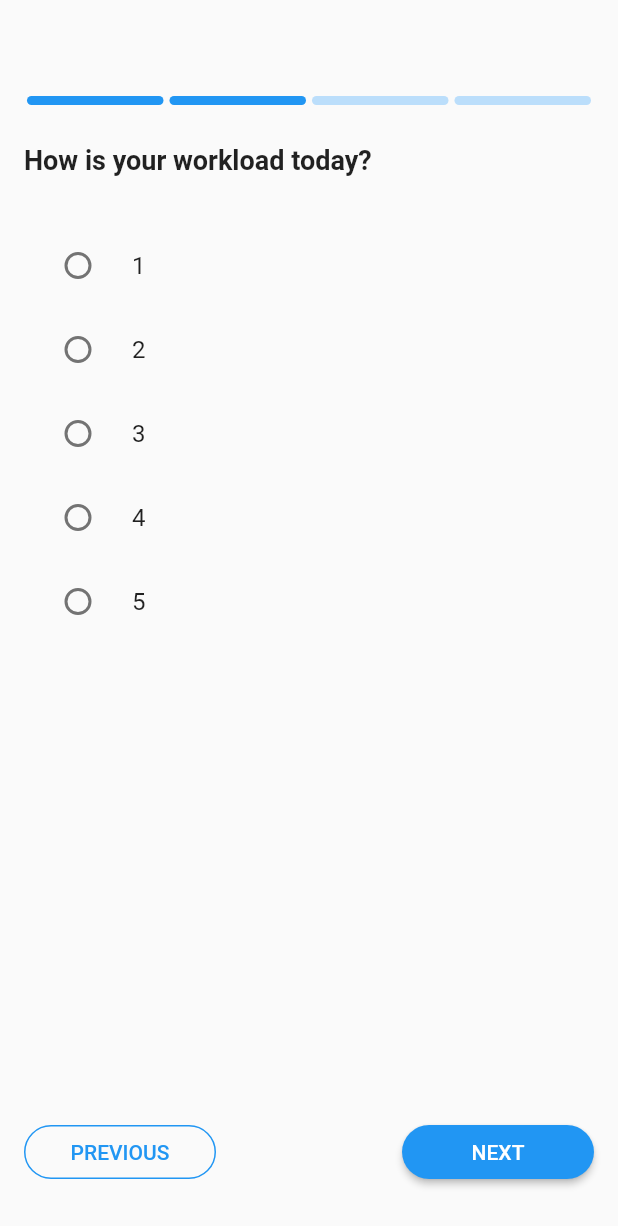
After one commit to awetg/CarePanda, a Flutter app: the SurveyFlow screen opened directly, after a tap on "NEXT", on a phone screen of 412 x 824 dp. The commit adds this screen. Shown: the top 1226 px of the screen. Run offline on Flutter 3.47's test engine with Material 2 defaults, Android fonts, the phone set to English and light mode, and no system bars; our stand-ins replace shared_preferences; accounts and stored records are empty.

Commit message:
Implemented questionnair flow

```diff
--- a/lib/main.dart
+++ b/lib/main.dart
@@ -1,4 +1,4 @@
-import 'package:carePanda/pages/user_boarding.dart';
+import 'package:carePanda/pages/userboarding/user_boarding.dart';
 import 'package:flutter/material.dart';
 import 'package:carePanda/pages/HomePage.dart';
 import 'package:carePanda/pages/DashboardPage.dart';
@@ -11,8 +11,6 @@ Future<void> main() async {
   WidgetsFlutterBinding.ensureInitialized();
   SharedPreferences prefs = await SharedPreferences.getInstance();
   showBoarding = await prefs.getBool("showBoarding") ?? true;
-  await prefs.setBool("showBoarding", false);
-  print("showBoarding = $showBoarding");
   runApp(MyApp());
 }
 
--- /dev/null
+++ b/lib/model/question_item.dart
@@ -0,0 +1,19 @@
+// Survey question item
+class QuestionItem {
+  // question id
+  final int id;
+  final String question;
+  // type of question,
+  final QuestionType type;
+  // max number if the type of question is range selection, min is always 0
+  final double rangeMax;
+  // list of options if the type of question is single or multiple selction
+  final List<String> options;
+  // show free text box if set true, filling free text box is always optional for user
+  final bool freeText;
+
+  const QuestionItem(this.id, this.question, this.type, this.rangeMax,
+      this.options, this.freeText);
+}
+
+enum QuestionType { RangeSelection, SingleSelection, MultiSelection }
--- a/lib/pages/HomePage.dart
+++ b/lib/pages/HomePage.dart
@@ -1,3 +1,4 @@
+import 'package:carePanda/pages/survey/survey_flow.dart';
 import 'package:flutter/material.dart';
 import 'package:carePanda/Countdown.dart';
 import 'package:shared_preferences/shared_preferences.dart';
@@ -66,6 +67,7 @@ class _AllCards extends State<AllCards> {
       Future.delayed(Duration(seconds: 0), () async {
         SharedPreferences prefs = await SharedPreferences.getInstance();
         _hasQuestionnaire = (prefs.getBool('hasQuestionnaire') ?? false);
+        // _hasQuestionnaire = true;
         return _hasQuestionnaire;
       });
 
@@ -204,6 +206,10 @@ class Questionnaire extends StatelessWidget {
                     textColor: Colors.white,
                     splashColor: Color(0xffD7E0EB),
                     onPressed: () {
+                      Navigator.of(context, rootNavigator: true).push(
+                          MaterialPageRoute(
+                              fullscreenDialog: true,
+                              builder: (context) => SurveyFlow()));
                       log("Questionnaire button pressed");
                     },
                   ),
--- /dev/null
+++ b/lib/pages/survey/discrete_range_slider.dart
@@ -0,0 +1,30 @@
+import 'package:flutter/material.dart';
+
+class DiscreteRangeSlider extends StatefulWidget {
+  final double _sliderMaxRange;
+  const DiscreteRangeSlider(this._sliderMaxRange);
+  @override
+  _DiscreteRangeSliderState createState() => _DiscreteRangeSliderState();
+}
+
+class _DiscreteRangeSliderState extends State<DiscreteRangeSlider> {
+  double _discreteValue = 0;
+  @override
+  Widget build(BuildContext context) {
+    return Column(
+      mainAxisSize: MainAxisSize.min,
+      children: [
+        Slider(
+            value: _discreteValue,
+            min: 0,
+            max: this.widget._sliderMaxRange,
+            divisions: 5,
+            onChanged: (value) {
+              setState(() {
+                _discreteValue = value;
+              });
+            })
+      ],
+    );
+  }
+}
--- /dev/null
+++ b/lib/pages/survey/multi_selection.dart
@@ -0,0 +1,33 @@
+import 'package:flutter/material.dart';
+
+class CheckBoxMultiSelection extends StatefulWidget {
+  final List<String> _options;
+  const CheckBoxMultiSelection(this._options);
+  @override
+  _CheckBoxMultiSelectionState createState() => _CheckBoxMultiSelectionState();
+}
+
+class _CheckBoxMultiSelectionState extends State<CheckBoxMultiSelection> {
+  String _radioValue = "";
+
+  void handleRadioValueChanged(String value) {
+    setState(() {
+      _radioValue = value;
+    });
+  }
+
+  @override
+  Widget build(BuildContext context) {
+    return Container(
+      child: Column(mainAxisAlignment: MainAxisAlignment.start, children: [
+        for (int i = 0; i < this.widget._options.length; ++i)
+          RadioListTile(
+            title: Text(this.widget._options[i]),
+            value: this.widget._options[i],
+            groupValue: _radioValue,
+            onChanged: handleRadioValueChanged,
+          )
+      ]),
+    );
+  }
+}
--- /dev/null
+++ b/lib/pages/survey/question_page.dart
@@ -0,0 +1,67 @@
+import 'package:carePanda/model/question_item.dart';
+import 'package:carePanda/pages/survey/multi_selection.dart';
+import 'package:carePanda/pages/survey/question_thankyou_page.dart';
+import 'package:carePanda/pages/survey/single_selection.dart';
+import 'package:flutter/material.dart';
+
+class QuestionPage extends StatelessWidget {
+  final QuestionItem _questionItem;
+  QuestionPage(this._questionItem);
+
+  Widget getSelectionWidget() {
+    if (_questionItem.type == QuestionType.RangeSelection)
+      // Widget for RangeSelection or slider input is set to SingleSelection widget for now
+      return RadioSingleSelection(List.generate(
+          _questionItem.rangeMax.toInt(), (i) => (i + 1).toString()));
+    else if (_questionItem.type == QuestionType.SingleSelection)
+      return RadioSingleSelection(_questionItem.options);
+    else
+      return CheckBoxMultiSelection(_questionItem.options);
+  }
+
+  @override
+  Widget build(BuildContext context) {
+    return this._questionItem.id < 0
+        ? ThankYouPage()
+        : Container(
+            margin: EdgeInsets.symmetric(vertical: 96, horizontal: 16),
+            child: Column(
+              children: <Widget>[
+                Row(
+                  children: [
+                    Expanded(
+                        child: Text(
+                      _questionItem.question,
+                      style: TextStyle(
+                        fontWeight: FontWeight.bold,
+                        fontSize: 18.0,
+                      ),
+                    ))
+                  ],
+                ),
+                SizedBox(
+                  height: 32.0,
+                ),
+                Row(children: [
+                  Expanded(
+                    // setting Single selection for Range selection type questions
+                    child: getSelectionWidget(),
+                  )
+                ]),
+                SizedBox(
+                  height: 32.0,
+                ),
+                _questionItem.freeText
+                    ? Form(
+                        child: TextFormField(
+                            maxLines: 3,
+                            decoration: InputDecoration(
+                                border: const OutlineInputBorder(),
+                                hintText: "Optional free text")),
+                      )
+                    : Container()
+              ],
+            ),
+          );
+  }
+}
--- /dev/null
+++ b/lib/pages/survey/question_progress_indicator.dart
@@ -0,0 +1,23 @@
+import 'package:flutter/material.dart';
+
+// A dot widget for userboarding slides
+class QuestionProgressIndicator extends StatelessWidget {
+  final int positionIndex, currentIndex;
+  const QuestionProgressIndicator({this.currentIndex, this.positionIndex});
+  @override
+  Widget build(BuildContext context) {
+    return Expanded(
+      child: Column(children: [
+        Container(
+          margin: const EdgeInsets.symmetric(horizontal: 2.0),
+          height: 6,
+          decoration: BoxDecoration(
+              borderRadius: BorderRadius.circular(50),
+              color: positionIndex <= currentIndex
+                  ? Colors.blue
+                  : Colors.blue[100]),
+        ),
+      ]),
+    );
+  }
+}
--- /dev/null
+++ b/lib/pages/survey/question_thankyou_page.dart
@@ -0,0 +1,48 @@
+import 'package:flutter/material.dart';
+
+class ThankYouPage extends StatelessWidget {
+  @override
+  Widget build(BuildContext context) {
+    return Column(
+      crossAxisAlignment: CrossAxisAlignment.center,
+      mainAxisAlignment: MainAxisAlignment.center,
+      children: <Widget>[
+        Container(
+          height: MediaQuery.of(context).size.width * 0.6,
+          width: MediaQuery.of(context).size.height * 0.4,
+          decoration: BoxDecoration(
+              image: DecorationImage(
+                  image: AssetImage("assets/images/thank_you.png"))),
+        ),
+        SizedBox(
+          height: 60.0,
+        ),
+        const Text(
+          "Thank you for completing the suvey!",
+          style: TextStyle(
+            fontWeight: FontWeight.bold,
+            fontSize: 22.0,
+          ),
+        ),
+        SizedBox(
+          height: 15.0,
+        ),
+        Center(
+          child: Padding(
+            padding: EdgeInsets.symmetric(horizontal: 40.0),
+            child: const Text(
+              "Your response will only be used in ways that does not identify you. We will use your feedback to understand your workplace better.",
+              style: TextStyle(
+                fontWeight: FontWeight.w500,
+                color: Colors.grey,
+                letterSpacing: 1.5,
+                fontSize: 12.0,
+              ),
+              textAlign: TextAlign.center,
+            ),
+          ),
+        )
+      ],
+    );
+  }
+}
--- /dev/null
+++ b/lib/pages/survey/single_selection.dart
@@ -0,0 +1,33 @@
+import 'package:flutter/material.dart';
+
+class RadioSingleSelection extends StatefulWidget {
+  final List<String> _options;
+  const RadioSingleSelection(this._options);
+  @override
+  _RadioSingleSelectionState createState() => _RadioSingleSelectionState();
+}
+
+class _RadioSingleSelectionState extends State<RadioSingleSelection> {
+  String _radioValue = "";
+
+  void handleRadioValueChanged(String value) {
+    setState(() {
+      _radioValue = value;
+    });
+  }
+
+  @override
+  Widget build(BuildContext context) {
+    return Container(
+      child: Column(mainAxisAlignment: MainAxisAlignment.start, children: [
+        for (int i = 0; i < this.widget._options.length; ++i)
+          RadioListTile(
+            title: Text(this.widget._options[i]),
+            value: this.widget._options[i],
+            groupValue: _radioValue,
+            onChanged: handleRadioValueChanged,
+          )
+      ]),
+    );
+  }
+}
--- /dev/null
+++ b/lib/pages/survey/survey_flow.dart
@@ -0,0 +1,185 @@
+import 'package:carePanda/model/question_item.dart';
+import 'package:carePanda/pages/survey/question_page.dart';
+import 'package:carePanda/pages/survey/question_progress_indicator.dart';
+import 'package:flutter/material.dart';
+import 'package:flutter/services.dart';
+
+class SurveyFlow extends StatefulWidget {
+  @override
+  _SurveyFlowState createState() => _SurveyFlowState();
+}
+
+class _SurveyFlowState extends State<SurveyFlow> {
+  // required property of the PageView
+  PageController _pageController;
+  // current index of page
+  int currentIndex = 0;
+  // duration of animation to change to next page
+  static const animation_duration = const Duration(milliseconds: 300);
+  // type of animation to change to next page
+  static const animation_type = Curves.ease;
+
+  // Slider items to be shown each slide page, containing image, heading and bodytext
+  static const _questions = [
+    QuestionItem(1, "How is your wellbeing today?", QuestionType.RangeSelection,
+        5, [], true),
+    QuestionItem(2, "How is your workload today?", QuestionType.RangeSelection,
+        5, [], false),
+    QuestionItem(3, "Do you feel you are making progress at your work?",
+        QuestionType.SingleSelection, 0, ["yes", "No"], true),
+    QuestionItem(-1, "", QuestionType.RangeSelection, 0, [], false)
+  ];
+
+  // handle next page of PageContorller
+  nextPage() {
+    if (currentIndex < (_questions.length - 1))
+      _pageController.nextPage(
+          duration: animation_duration, curve: animation_type);
+    else
+      Navigator.pop(context);
+  }
+
+  //  pop SurveyFlow page
+  previousPage() {
+    _pageController.previousPage(
+        duration: animation_duration, curve: animation_type);
+  }
+
+  // initialize pageContorller
+  @override
+  void initState() {
+    super.initState();
+    _pageController = PageController();
+  }
+
+  // dispose pageContorller
+  @override
+  void dispose() {
+    _pageController.dispose();
+    super.dispose();
+  }
+
+  // handle onchanged funtion of PageView widget
+  onChangedFunction(int index) {
+    setState(() {
+      currentIndex = index;
+    });
+  }
+
+  @override
+  Widget build(BuildContext context) {
+    SystemChrome.setSystemUIOverlayStyle(SystemUiOverlayStyle(
+      statusBarColor: Colors.transparent,
+      statusBarIconBrightness: Brightness.dark,
+    ));
+    return Scaffold(
+      resizeToAvoidBottomPadding: false,
+      body: Stack(children: [
+        PageView.builder(
+          controller: _pageController,
+          onPageChanged: onChangedFunction,
+          physics: NeverScrollableScrollPhysics(),
+          itemCount: _questions.length,
+          itemBuilder: (context, i) => QuestionPage(_questions[i]),
+        ),
+        Stack(
+          alignment: AlignmentDirectional.topStart,
+          children: <Widget>[
+            Container(
+              alignment: AlignmentDirectional.topCenter,
+              margin: EdgeInsets.symmetric(vertical: 64, horizontal: 16),
+              child: Row(
+                children: <Widget>[
+                  for (int i = 0; i < _questions.length; i++)
+                    QuestionProgressIndicator(
+                        positionIndex: i, currentIndex: currentIndex)
+                ],
+              ),
+            ),
+          ],
+        ),
+        currentIndex == _questions.length - 1
+            ? Stack(
+                alignment: AlignmentDirectional.bottomStart,
+                children: [
+                  Align(
+                    alignment: Alignment.bottomCenter,
+                    child: Padding(
+                        padding: EdgeInsets.only(bottom: 96.0),
+                        child: ElevatedButton(
+                          onPressed: nextPage,
+                          child: Text("DONE"),
+                          style: ElevatedButton.styleFrom(
+                              minimumSize: Size(128, 36),
+                              shape: const RoundedRectangleBorder(
+                                borderRadius:
+                                    BorderRadius.all(Radius.circular(50.0)),
+                              )),
+                        )),
+                  ),
+                  Align(
+                    alignment: Alignment.bottomCenter,
+                    child: Padding(
+                        padding: EdgeInsets.only(bottom: 32.0),
+                        child: OutlinedButton(
+                          onPressed: () {},
+                          child: Text("CONTACT HR"),
+                          style: OutlinedButton.styleFrom(
+                              minimumSize: Size(128, 36),
+                              side: currentIndex == 0
+                                  ? null
+                                  : BorderSide(
+                                      color: Colors.blue,
+                                      style: BorderStyle.solid),
+                              shape: const RoundedRectangleBorder(
+                                borderRadius:
+                                    BorderRadius.all(Radius.circular(50.0)),
+                              )),
+                        )),
+                  ),
+                ],
+              )
+            : Stack(
+                alignment: AlignmentDirectional.bottomStart,
+                children: [
+                  Align(
+                    alignment: Alignment.bottomRight,
+                    child: Padding(
+                        padding: EdgeInsets.only(right: 16.0, bottom: 32.0),
+                        child: ElevatedButton(
+                          onPressed: nextPage,
+                          child: Text("NEXT"),
+                          style: ElevatedButton.styleFrom(
+                              minimumSize: Size(128, 36),
+                              shape: const RoundedRectangleBorder(
+                                borderRadius:
+                                    BorderRadius.all(Radius.circular(50.0)),
+                              )),
+                        )),
+                  ),
+                  Align(
+                    alignment: Alignment.bottomLeft,
+                    child: Padding(
+                        padding: EdgeInsets.only(left: 16.0, bottom: 32.0),
+                        child: OutlinedButton(
+                          onPressed: currentIndex == 0 ? null : previousPage,
+                          child: Text("PREVIOUS"),
+                          style: OutlinedButton.styleFrom(
+                              minimumSize: Size(128, 36),
+                              side: currentIndex == 0
+                                  ? null
+                                  : BorderSide(
+                                      color: Colors.blue,
+                                      style: BorderStyle.solid),
+                              shape: const RoundedRectangleBorder(
+                                borderRadius:
+                                    BorderRadius.all(Radius.circular(50.0)),
+                              )),
+                        )),
+                  ),
+                ],
+              )
+      ]),
+    );
+  }
+}
--- a/lib/pages/slider_page.dart
+++ b/lib/pages/userboarding/slider_page.dart
@@ -1,5 +1,5 @@
 import 'package:flutter/material.dart';
-import '../model/slider_item.dart';
+import '../../model/slider_item.dart';
 
 class SliderPage extends StatelessWidget {
   final SliderItem _sliderItem;
--- a/lib/pages/user_boarding.dart
+++ b/lib/pages/userboarding/user_boarding.dart
@@ -1,6 +1,6 @@
 import 'package:carePanda/model/slider_item.dart';
-import 'package:carePanda/pages/slider_dot.dart';
-import 'package:carePanda/pages/slider_page.dart';
+import 'package:carePanda/pages/userboarding/slider_dot.dart';
+import 'package:carePanda/pages/userboarding/slider_page.dart';
 import 'package:flutter/material.dart';
 
 class UserBoarding extends StatefulWidget {
```
Also changed, not shown: assets/images/thank_you.png (added), lib/pages/userboarding/slider_dot.dart (renamed from lib/pages/slider_dot.dart), pubspec.lock.
